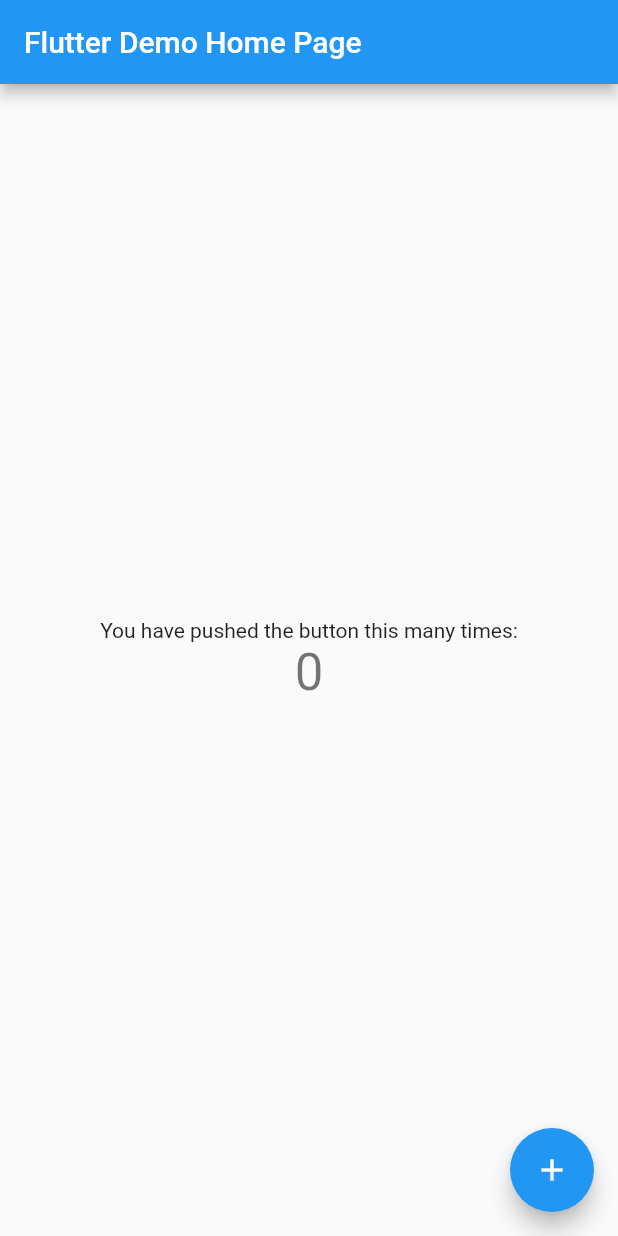
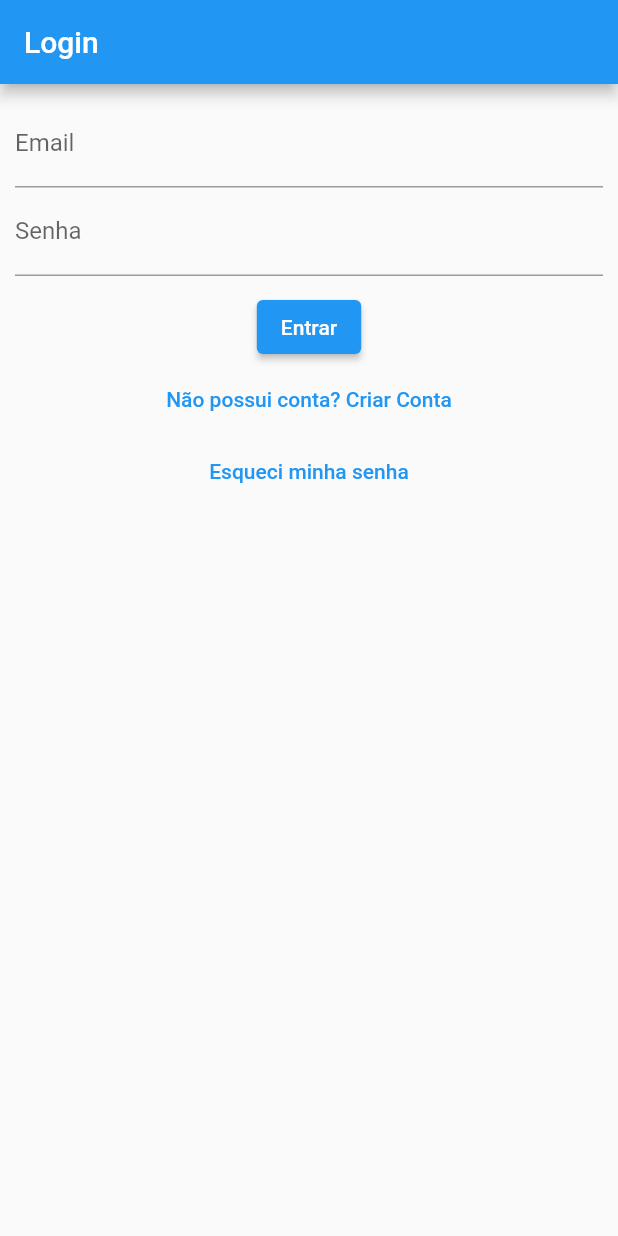
Before and after one commit to nickolaslivero/FlutterGameClass-ED2, a Flutter app: the screen it shows after launch, on a phone screen of 412 x 824 dp. Run offline on Flutter 3.47's test engine with Material 2 defaults, Android fonts, the phone set to English and light mode, and no system bars.

Commit message:
Login, Register, Password Reset & Home

```diff
--- /dev/null
+++ b/lib/login.dart
@@ -0,0 +1,92 @@
+import 'package:empreendedorismodigital2/home_screen.dart';
+import 'package:empreendedorismodigital2/register.dart';
+import 'package:empreendedorismodigital2/reset_password.dart';
+import 'package:flutter/material.dart';
+
+class LoginScreen extends StatefulWidget {
+  const LoginScreen({super.key});
+
+  @override
+  LoginScreenState createState() => LoginScreenState();
+}
+
+class LoginScreenState extends State<LoginScreen> {
+  final _formKey = GlobalKey<FormState>();
+  late String _email, _password;
+
+  @override
+  Widget build(BuildContext context) {
+    return Scaffold(
+      appBar: AppBar(
+        title: const Text('Login'),
+      ),
+      body: SingleChildScrollView(
+        child: Padding(
+          padding: const EdgeInsets.all(10.0),
+          child: Form(
+            key: _formKey,
+            child: Column(
+              children: <Widget>[
+                TextFormField(
+                  decoration: const InputDecoration(labelText: 'Email'),
+                  validator: (input) =>
+                      !input!.contains('@') ? 'Insira um email válido' : null,
+                  onSaved: (input) => _email = input!,
+                ),
+                TextFormField(
+                  decoration: const InputDecoration(labelText: 'Senha'),
+                  obscureText: true,
+                  validator: (input) => input!.length < 6
+                      ? 'A senha deve ter mais de 6 caracteres'
+                      : null,
+                  onSaved: (input) => _password = input!,
+                ),
+                const SizedBox(height: 10.0),
+                ElevatedButton(
+                  onPressed: _submit,
+                  child: const Text('Entrar'),
+                ),
+                TextButton(
+                  onPressed: () {
+                    Navigator.pushReplacement(
+                      context,
+                      MaterialPageRoute(
+                          builder: (context) => const RegisterScreen()),
+                    );
+                  },
+                  child: const Text('Não possui conta? Criar Conta'),
+                ),
+                TextButton(
+                  onPressed: () {
+                    Navigator.push(
+                      context,
+                      MaterialPageRoute(
+                          builder: (context) => const PasswordResetScreen()),
+                    );
+                  },
+                  child: const Text('Esqueci minha senha'),
+                ),
+              ],
+            ),
+          ),
+        ),
+      ),
+    );
+  }
+
+  _submit() async {
+    if (_formKey.currentState!.validate()) {
+      _formKey.currentState!.save();
+      try {
+        // Autenticação com o servidor
+        Navigator.pushReplacement(
+          context,
+          MaterialPageRoute(
+              builder: (context) => const HomeScreen()),
+        );
+      } catch (e) {
+        print(e);
+      }
+    }
+  }
+}
--- a/lib/main.dart
+++ b/lib/main.dart
@@ -1,3 +1,4 @@
+import 'package:empreendedorismodigital2/login.dart';
 import 'package:flutter/material.dart';
 
 void main() {
@@ -7,109 +8,13 @@
 class MyApp extends StatelessWidget {
   const MyApp({super.key});
 
-  // This widget is the root of your application.
   @override
   Widget build(BuildContext context) {
     return MaterialApp(
-      title: 'Flutter Demo',
-      theme: ThemeData(
-        // This is the theme of your application.
-        //
-        // Try running your application with "flutter run". You'll see the
-        // application has a blue toolbar. Then, without quitting the app, try
-        // changing the primarySwatch below to Colors.green and then invoke
-        // "hot reload" (press "r" in the console where you ran "flutter run",
-        // or simply save your changes to "hot reload" in a Flutter IDE).
-        // Notice that the counter didn't reset back to zero; the application
-        // is not restarted.
-        primarySwatch: Colors.blue,
-      ),
-      home: const MyHomePage(title: 'Flutter Demo Home Page'),
-    );
+        title: 'Flutter Demo',
+        theme: ThemeData(
+          primarySwatch: Colors.blue,
+        ),
+        home: const LoginScreen());
   }
 }
-
-class MyHomePage extends StatefulWidget {
-  const MyHomePage({super.key, required this.title});
-
-  // This widget is the home page of your application. It is stateful, meaning
-  // that it has a State object (defined below) that contains fields that affect
-  // how it looks.
-
-  // This class is the configuration for the state. It holds the values (in this
-  // case the title) provided by the parent (in this case the App widget) and
-  // used by the build method of the State. Fields in a Widget subclass are
-  // always marked "final".
-
-  final String title;
-
-  @override
-  State<MyHomePage> createState() => _MyHomePageState();
-}
-
-class _MyHomePageState extends State<MyHomePage> {
-  int _counter = 0;
-
-  void _incrementCounter() {
-    setState(() {
-      // This call to setState tells the Flutter framework that something has
-      // changed in this State, which causes it to rerun the build method below
-      // so that the display can reflect the updated values. If we changed
-      // _counter without calling setState(), then the build method would not be
-      // called again, and so nothing would appear to happen.
-      _counter++;
-    });
-  }
-
-  @override
-  Widget build(BuildContext context) {
-    // This method is rerun every time setState is called, for instance as done
-    // by the _incrementCounter method above.
-    //
-    // The Flutter framework has been optimized to make rerunning build methods
-    // fast, so that you can just rebuild anything that needs updating rather
-    // than having to individually change instances of widgets.
-    return Scaffold(
-      appBar: AppBar(
-        // Here we take the value from the MyHomePage object that was created by
-        // the App.build method, and use it to set our appbar title.
-        title: Text(widget.title),
-      ),
-      body: Center(
-        // Center is a layout widget. It takes a single child and positions it
-        // in the middle of the parent.
-        child: Column(
-          // Column is also a layout widget. It takes a list of children and
-          // arranges them vertically. By default, it sizes itself to fit its
-          // children horizontally, and tries to be as tall as its parent.
-          //
-          // Invoke "debug painting" (press "p" in the console, choose the
-          // "Toggle Debug Paint" action from the Flutter Inspector in Android
-          // Studio, or the "Toggle Debug Paint" command in Visual Studio Code)
-          // to see the wireframe for each widget.
-          //
-          // Column has various properties to control how it sizes itself and
-          // how it positions its children. Here we use mainAxisAlignment to
-          // center the children vertically; the main axis here is the vertical
-          // axis because Columns are vertical (the cross axis would be
-          // horizontal).
-          mainAxisAlignment: MainAxisAlignment.center,
-          children: <Widget>[
-            const Text(
-              'You have pushed the button this many times:',
-            ),
-            Text(
-              '$_counter',
-              style: Theme.of(context).textTheme.headline4,
-            ),
-          ],
-        ),
-      ),
-      floatingActionButton: FloatingActionButton(
-        onPressed: _incrementCounter,
-        tooltip: 'Increment',
-        child: const Icon(Icons.add),
-      ), // This trailing comma makes auto-formatting nicer for build methods.
-    );
-  }
-}
```
Also changed, not shown: lib/home_screen.dart (added, +52 -0 lines), lib/register.dart (added, +108 -0 lines), lib/reset_password.dart (added, +58 -0 lines).
